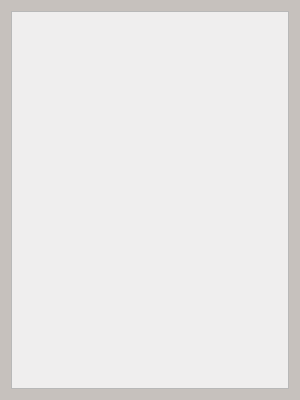
First picture: the form in src/client/gui/userlistwindow.ui, repository TaehyunJeon0203/lanssenger, before the edit.
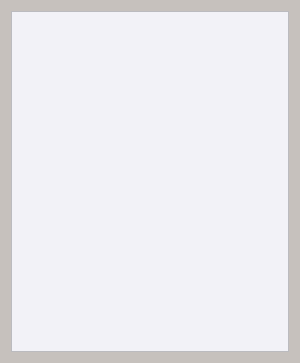
Second picture: the form after the edit.

Diff of the .ui file:
```diff
--- a/src/client/gui/userlistwindow.ui
+++ b/src/client/gui/userlistwindow.ui
@@ -7,7 +7,7 @@
     <x>0</x>
     <y>0</y>
     <width>300</width>
-    <height>400</height>
+    <height>363</height>
    </rect>
   </property>
   <property name="windowTitle">
@@ -20,8 +20,8 @@
    <item>
     <widget class="QListWidget" name="userListWidget">
      <property name="styleSheet">
-      <string notr="true">background-color:#EFEEEE
-
+      <string notr="true">background-color:#F2F2F7;
+color: #26313E; 
 
 </string>
      </property>
```
